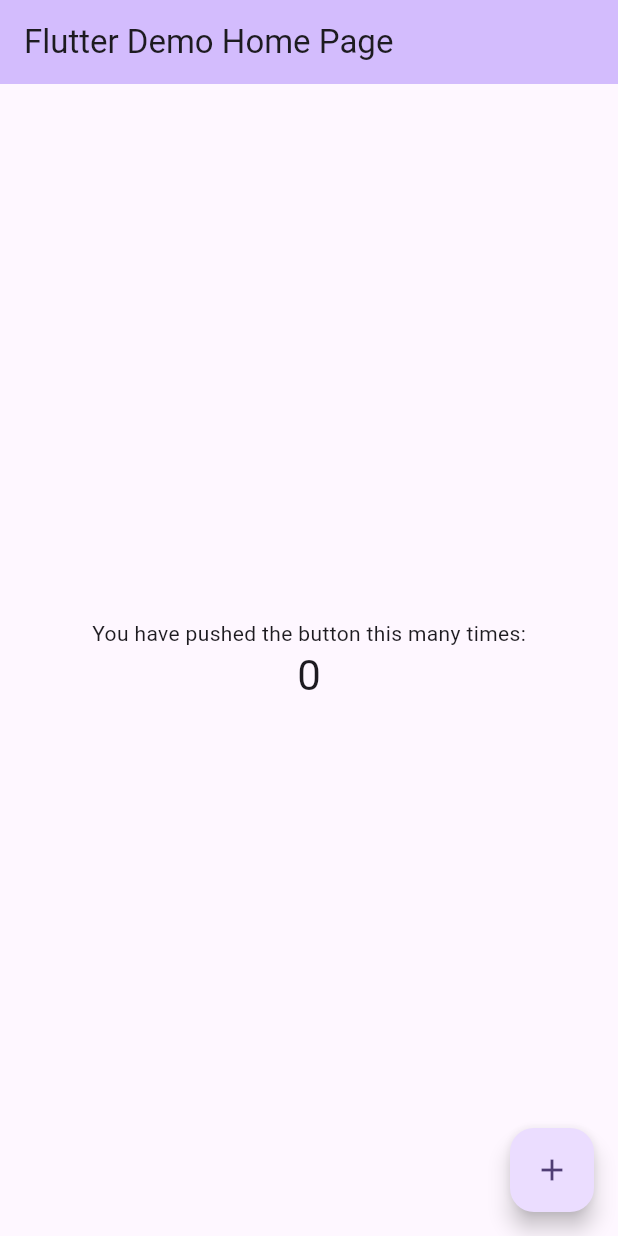
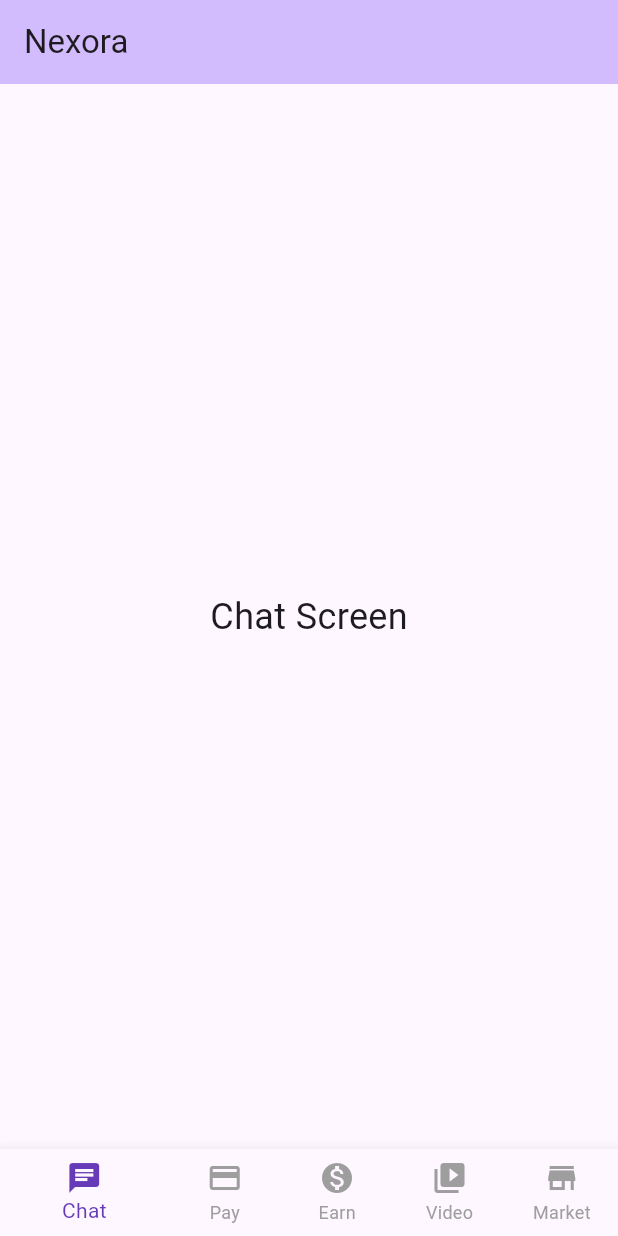
Before and after one commit to could-ai/019a5f0f-878f-70a4-8e68-c18c978146d1, a Flutter app: the screen it shows after launch, on a phone screen of 412 x 824 dp. Run offline on Flutter 3.47's test engine with Material 3 defaults, Android fonts, the phone set to English and light mode, and no system bars.

Commit message:
I have completely overhauled the main.dart file to serve as the entry point for the Nexora application. The previous counter demo has been removed, and the MaterialApp widget is now configured with the title 'Nexora'. I've set the home property to a new NexoraHomeScreen, which will manage the main navigation structure of the app, establishing the foundation for our five-tab layout.; This new file creates the core of the Nexora app's user interface. It's a stateful widget that contains a Scaffold with a BottomNavigationBar, implementing the five-tab structure you envisioned: Chat, Pay, Earn, Video, and Market. This screen now acts as the central hub, managing the navigation and displaying the appropriate screen for each tab.; I've created a dedicated placeholder screen for the 'Chat' feature. This simple, stateless widget serves as a visual placeholder, confirming that the navigation to the chat section is working correctly. We will build out the full chat functionality here in later steps.; This new file establishes the placeholder screen for the 'Pay' tab. It's a foundational component that we will later develop into the unified wallet for all in-app transactions, ensuring the navigation structure is fully functional from the start.; I've added a placeholder screen for the 'Earn' section. This file sets up the initial UI for the feature where users will eventually earn rewards. For now, it confirms the tab is correctly integrated into the main navigation.; This file creates the placeholder screen for the 'Video' tab. It sets up the initial view for your content-sharing feature, ensuring that the navigation to this section is properly wired up before we add video playback and creator tools.; Finally, I've created the placeholder screen for the 'Market' tab. This file establishes the foundation for the global marketplace, ensuring its place within the app's primary navigation structure. We will build out the freelancer, seller, and buyer functionalities here.

```diff
--- a/usr/lib/main.dart
+++ b/usr/lib/main.dart
@@ -1,4 +1,5 @@
 import 'package:flutter/material.dart';
+import 'package:couldai_user_app/screens/home_screen.dart';
 
 void main() {
   runApp(const MyApp());
@@ -7,114 +8,16 @@ void main() {
 class MyApp extends StatelessWidget {
   const MyApp({super.key});
 
-  // This widget is the root of your application.
   @override
   Widget build(BuildContext context) {
     return MaterialApp(
-      title: 'Flutter Demo',
+      title: 'Nexora',
       debugShowCheckedModeBanner: false,
       theme: ThemeData(
-        // This is the theme of your application.
-        //
-        // TRY THIS: Try running your application with "flutter run". You'll see
-        // the application has a purple toolbar. Then, without quitting the app,
-        // try changing the seedColor in the colorScheme below to Colors.green
-        // and then invoke "hot reload" (save your changes or press the "hot
-        // reload" button in a Flutter-supported IDE, or press "r" if you used
-        // the command line to start the app).
-        //
-        // Notice that the counter didn't reset back to zero; the application
-        // state is not lost during the reload. To reset the state, use hot
-        // restart instead.
-        //
-        // This works for code too, not just values: Most code changes can be
-        // tested with just a hot reload.
         colorScheme: ColorScheme.fromSeed(seedColor: Colors.deepPurple),
+        useMaterial3: true,
       ),
-      home: const MyHomePage(title: 'Flutter Demo Home Page'),
+      home: const NexoraHomeScreen(),
     );
   }
 }
-
-class MyHomePage extends StatefulWidget {
-  const MyHomePage({super.key, required this.title});
-
-  // This widget is the home page of your application. It is stateful, meaning
-  // that it has a State object (defined below) that contains fields that affect
-  // how it looks.
-
-  // This class is the configuration for the state. It holds the values (in this
-  // case the title) provided by the parent (in this case the App widget) and
-  // used by the build method of the State. Fields in a Widget subclass are
-  // always marked "final".
-
-  final String title;
-
-  @override
-  State<MyHomePage> createState() => _MyHomePageState();
-}
-
-class _MyHomePageState extends State<MyHomePage> {
-  int _counter = 0;
-
-  void _incrementCounter() {
-    setState(() {
-      // This call to setState tells the Flutter framework that something has
-      // changed in this State, which causes it to rerun the build method below
-      // so that the display can reflect the updated values. If we changed
-      // _counter without calling setState(), then the build method would not be
-      // called again, and so nothing would appear to happen.
-      _counter++;
-    });
-  }
-
-  @override
-  Widget build(BuildContext context) {
-    // This method is rerun every time setState is called, for instance as done
-    // by the _incrementCounter method above.
-    //
-    // The Flutter framework has been optimized to make rerunning build methods
-    // fast, so that you can just rebuild anything that needs updating rather
-    // than having to individually change instances of widgets.
-    return Scaffold(
-      appBar: AppBar(
-        // TRY THIS: Try changing the color here to a specific color (to
-        // Colors.amber, perhaps?) and trigger a hot reload to see the AppBar
-        // change color while the other colors stay the same.
-        backgroundColor: Theme.of(context).colorScheme.inversePrimary,
-        // Here we take the value from the MyHomePage object that was created by
-        // the App.build method, and use it to set our appbar title.
-        title: Text(widget.title),
-      ),
-      body: Center(
-        // Center is a layout widget. It takes a single child and positions it
-        // in the middle of the parent.
-        child: Column(
-          // Column is also a layout widget. It takes a list of children and
-          // arranges them vertically. By default, it sizes itself to fit its
-          // children horizontally, and tries to be as tall as its parent.
-          //
-          // Column has various properties to control how it sizes itself and
-          // how it positions its children. Here we use mainAxisAlignment to
-          // center the children vertically; the main axis here is the vertical
-          // axis because Columns are vertical (the cross axis would be
-          // horizontal).
-          //
-          // TRY THIS: Invoke "debug painting" (choose the "Toggle Debug Paint"
-          // action in the IDE, or press "p" in the console), to see the
-          // wireframe for each widget.
-          mainAxisAlignment: MainAxisAlignment.center,
-          children: <Widget>[
-            const Text('You have pushed the button this many times:'),
-            Text('$_counter', style: Theme.of(context).textTheme.headlineMedium),
-          ],
-        ),
-      ),
-      floatingActionButton: FloatingActionButton(
-        onPressed: _incrementCounter,
-        tooltip: 'Increment',
-        child: const Icon(Icons.add),
-      ), // This trailing comma makes auto-formatting nicer for build methods.
-    );
-  }
-}
--- /dev/null
+++ b/usr/lib/screens/chat_screen.dart
@@ -0,0 +1,15 @@
+import 'package:flutter/material.dart';
+
+class ChatScreen extends StatelessWidget {
+  const ChatScreen({super.key});
+
+  @override
+  Widget build(BuildContext context) {
+    return const Center(
+      child: Text(
+        'Chat Screen',
+        style: TextStyle(fontSize: 24),
+      ),
+    );
+  }
+}
--- /dev/null
+++ b/usr/lib/screens/home_screen.dart
@@ -0,0 +1,73 @@
+import 'package:flutter/material.dart';
+import 'package:couldai_user_app/screens/chat_screen.dart';
+import 'package:couldai_user_app/screens/pay_screen.dart';
+import 'package:couldai_user_app/screens/earn_screen.dart';
+import 'package:couldai_user_app/screens/video_screen.dart';
+import 'package:couldai_user_app/screens/market_screen.dart';
+
+class NexoraHomeScreen extends StatefulWidget {
+  const NexoraHomeScreen({super.key});
+
+  @override
+  State<NexoraHomeScreen> createState() => _NexoraHomeScreenState();
+}
+
+class _NexoraHomeScreenState extends State<NexoraHomeScreen> {
+  int _selectedIndex = 0;
+
+  static const List<Widget> _widgetOptions = <Widget>[
+    ChatScreen(),
+    PayScreen(),
+    EarnScreen(),
+    VideoScreen(),
+    MarketScreen(),
+  ];
+
+  void _onItemTapped(int index) {
+    setState(() {
+      _selectedIndex = index;
+    });
+  }
+
+  @override
+  Widget build(BuildContext context) {
+    return Scaffold(
+      appBar: AppBar(
+        title: const Text('Nexora'),
+        backgroundColor: Theme.of(context).colorScheme.inversePrimary,
+      ),
+      body: Center(
+        child: _widgetOptions.elementAt(_selectedIndex),
+      ),
+      bottomNavigationBar: BottomNavigationBar(
+        items: const <BottomNavigationBarItem>[
+          BottomNavigationBarItem(
+            icon: Icon(Icons.chat),
+            label: 'Chat',
+          ),
+          BottomNavigationBarItem(
+            icon: Icon(Icons.payment),
+            label: 'Pay',
+          ),
+          BottomNavigationBarItem(
+            icon: Icon(Icons.monetization_on),
+            label: 'Earn',
+          ),
+          BottomNavigationBarItem(
+            icon: Icon(Icons.video_library),
+            label: 'Video',
+          ),
+          BottomNavigationBarItem(
+            icon: Icon(Icons.store),
+            label: 'Market',
+          ),
+        ],
+        currentIndex: _selectedIndex,
+        selectedItemColor: Colors.deepPurple,
+        unselectedItemColor: Colors.grey,
+        onTap: _onItemTapped,
+        showUnselectedLabels: true,
+      ),
+    );
+  }
+}
```
Also changed, not shown: usr/lib/screens/earn_screen.dart (added, +15 -0 lines), usr/lib/screens/market_screen.dart (added, +15 -0 lines), usr/lib/screens/pay_screen.dart (added, +15 -0 lines), usr/lib/screens/video_screen.dart (added, +15 -0 lines).
